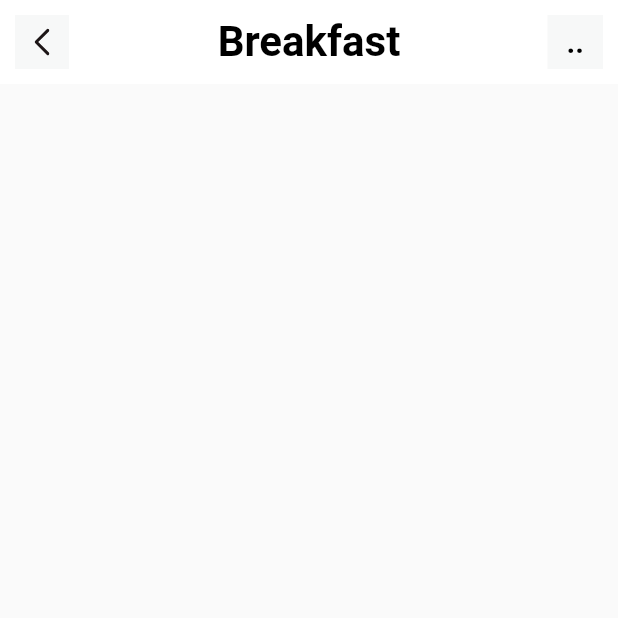
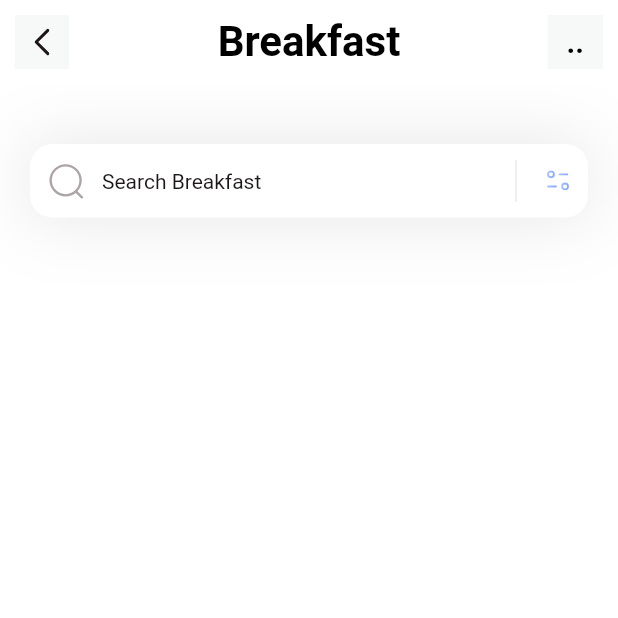
Before and after one commit to dhirendrasingh25/BreakFast-App-simple, a Flutter app: the screen it shows after launch, on a phone screen of 412 x 824 dp, the top half of it. Run offline on Flutter 3.47's test engine with Material 2 defaults, Android fonts, the phone set to English and light mode, and no system bars; our stand-ins replace flutter_svg; Roboto replaces fonts that are missing (Poppins).

Commit message:
added search Field

```diff
--- a/lib/pages/home.dart
+++ b/lib/pages/home.dart
@@ -8,6 +8,10 @@
   Widget build(BuildContext context) {
     return Scaffold(
       appBar: appBar(),
+      backgroundColor: Colors.white,
+      body: Column(
+        children: [searchField()],
+      ),
     );
   }
 
@@ -56,3 +60,56 @@
     );
   }
 }
+
+class searchField extends StatelessWidget {
+  const searchField({
+    super.key,
+  });
+
+  @override
+  Widget build(BuildContext context) {
+    return Container(
+      margin: EdgeInsets.only(top: 40, left: 20, right: 20),
+      decoration: BoxDecoration(boxShadow: [
+        BoxShadow(
+            color: Color(0xff1D1617).withOpacity(0.11),
+            blurRadius: 40,
+            spreadRadius: 0.0)
+      ]),
+      child: TextField(
+        decoration: InputDecoration(
+            filled: true,
+            fillColor: Colors.white,
+            contentPadding: EdgeInsets.all(15),
+            hintText: 'Search Breakfast',
+            hintStyle: TextStyle(fontSize: 14, color: Color(0xff1D1617)),
+            prefixIcon: Padding(
+              padding: const EdgeInsets.all(12),
+              child: SvgPicture.asset('assets/icons/Search.svg'),
+            ),
+            suffixIcon: Container(
+              width: 100,
+              child: IntrinsicHeight(
+                child: Row(
+                  mainAxisAlignment: MainAxisAlignment.end,
+                  children: [
+                    VerticalDivider(
+                      color: Color(0xff1D1617),
+                      thickness: 0.1,
+                      indent: 10,
+                      endIndent: 10,
+                    ),
+                    Padding(
+                        padding: const EdgeInsets.all(12),
+                        child: SvgPicture.asset('assets/icons/Filter.svg')),
+                  ],
+                ),
+              ),
+            ),
+            border: OutlineInputBorder(
+                borderRadius: BorderRadius.circular(15),
+                borderSide: BorderSide.none)),
+      ),
+    );
+  }
+}
```
Also changed, not shown: assets/icons/Filter.svg (added), assets/icons/Search.svg (added).
